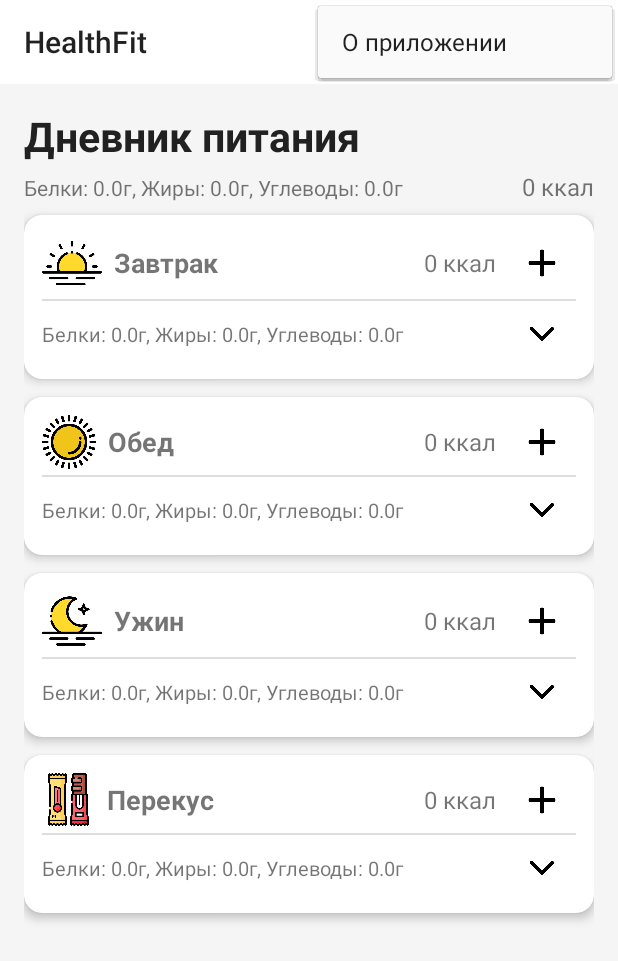
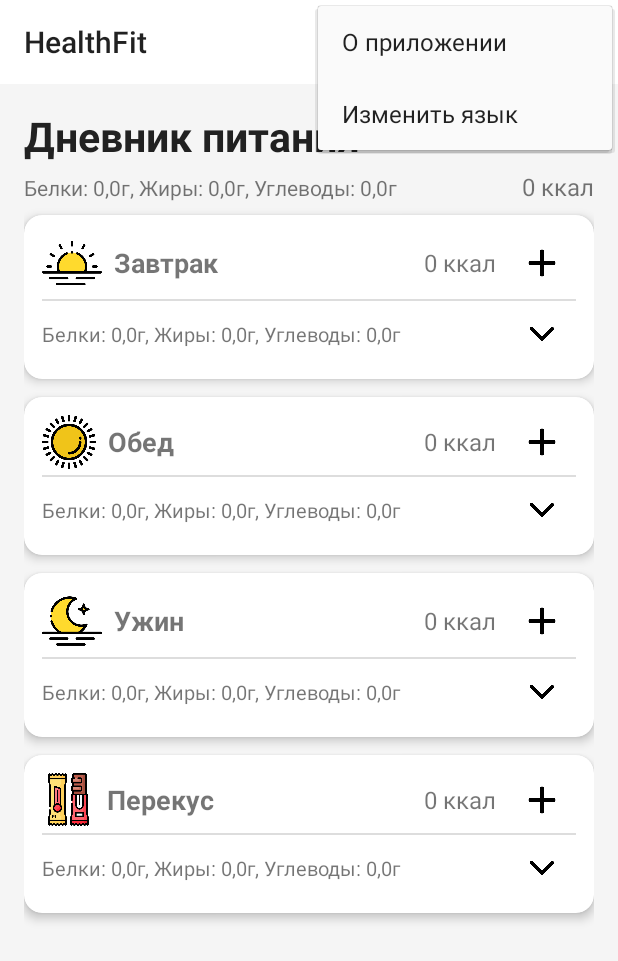
Before and after one commit to pphenomen/health-fit, an Android app built with Jetpack Compose: the DiaryActivity screen opened directly, with no data from a screen before it, with the options menu open, on a phone screen of 412 x 824 dp. Shown: the top 961 px of the screen. Run offline under Robolectric (Android 15) with nearby library versions, the phone set to English and light mode, and no system bars.

Commit message:
ЛР3: локализация и анимация

```diff
--- a/app/src/main/java/com/example/healthfit/DiaryActivity.kt
+++ b/app/src/main/java/com/example/healthfit/DiaryActivity.kt
@@ -1,14 +1,20 @@
 package com.example.healthfit
 
 import android.content.Intent
+import android.content.res.Configuration
 import android.os.Bundle
 import android.text.InputType
+import android.view.Menu
+import android.view.MenuItem
+import android.view.View
+import android.view.animation.AnimationUtils
 import android.widget.*
 import androidx.appcompat.app.AlertDialog
 import androidx.appcompat.app.AppCompatActivity
 import androidx.appcompat.widget.Toolbar
 import androidx.cardview.widget.CardView
-import android.view.View
+import androidx.core.view.isGone
+import java.util.*
 
 class DiaryActivity : AppCompatActivity() {
 
@@ -95,9 +101,15 @@ class DiaryActivity : AppCompatActivity() {
 
     private fun setupToggle(container: LinearLayout, toggleButton: ImageButton) {
         toggleButton.setOnClickListener {
-            if (container.visibility == View.GONE) {
+            if (container.isGone) {
                 container.visibility = View.VISIBLE
                 toggleButton.setImageResource(R.drawable.arrow_up)
+                for (i in 0 until container.childCount) {
+                    val card = container.getChildAt(i)
+                    val animation = AnimationUtils.loadAnimation(this, R.anim.food_card_appear)
+                    animation.startOffset = (i * 50L)
+                    card.startAnimation(animation)
+                }
             } else {
                 container.visibility = View.GONE
                 toggleButton.setImageResource(R.drawable.arrow_down)
@@ -105,15 +117,27 @@ class DiaryActivity : AppCompatActivity() {
         }
     }
 
-    override fun onCreateOptionsMenu(menu: android.view.Menu?): Boolean {
+    override fun onCreateOptionsMenu(menu: Menu?): Boolean {
         menuInflater.inflate(R.menu.main_menu, menu)
         return true
     }
 
-    override fun onOptionsItemSelected(item: android.view.MenuItem): Boolean {
+    override fun onOptionsItemSelected(item: MenuItem): Boolean {
         return when (item.itemId) {
             R.id.menu_about -> {
                 startActivity(Intent(this, AboutActivity::class.java))
+                true
+            }
+            R.id.menu_change_language -> {
+                val locale = if (resources.configuration.locale.language == "ru") {
+                    Locale("en") // Переключаем на английский
+                } else {
+                    Locale("ru") // Переключаем на русский
+                }
+                val config = Configuration(resources.configuration)
+                config.setLocale(locale)
+                resources.updateConfiguration(config, resources.displayMetrics)
+                recreate() // Пересоздаём активность для применения языка
                 true
             }
             else -> super.onOptionsItemSelected(item)
@@ -171,6 +195,9 @@ class DiaryActivity : AppCompatActivity() {
 
         icon.setImageResource(getCategoryIconRes(food.category))
         text.text = getString(R.string.food_card_format, food.name, food.weight, food.calories)
+
+        val animation = AnimationUtils.loadAnimation(this, R.anim.food_card_appear)
+        card.startAnimation(animation)
 
         btnDetails.setOnClickListener { showFoodDetailsDialog(food) }
 
--- a/app/src/main/res/layout/activity_diary.xml
+++ b/app/src/main/res/layout/activity_diary.xml
@@ -31,7 +31,6 @@
                 android:orientation="vertical"
                 android:paddingBottom="8dp">
 
-                <!-- Верхняя строка: Дневник питания и Калории -->
                 <LinearLayout
                     android:layout_width="match_parent"
                     android:layout_height="wrap_content"
@@ -97,7 +96,7 @@
                             android:layout_width="40dp"
                             android:layout_height="40dp"
                             android:layout_marginEnd="8dp"
-                            android:contentDescription="Иконка завтрака"
+                            android:contentDescription="@string/breakfast_icon"
                             android:src="@drawable/breakfast" />
 
                         <TextView
@@ -114,7 +113,7 @@
                             android:layout_width="wrap_content"
                             android:layout_height="wrap_content"
                             android:layout_marginEnd="8dp"
-                            android:text="@string/total_calories_label"
+                            android:text="@string/calories_value"
                             android:textSize="16sp" />
 
                         <ImageButton
@@ -122,7 +121,7 @@
                             android:layout_width="45dp"
                             android:layout_height="36dp"
                             android:background="@null"
-                            android:contentDescription="Добавить продукт"
+                            android:contentDescription="@string/add_product_icon"
                             android:src="@drawable/add"
                             android:scaleType="centerInside" />
                     </LinearLayout>
@@ -144,7 +143,7 @@
 
                         <TextView
                             android:id="@+id/morningKBJU"
-                            android:layout_width="313dp"
+                            android:layout_width="0dp"
                             android:layout_height="wrap_content"
                             android:layout_weight="1"
                             android:text="@string/kbju_format"
@@ -155,7 +154,7 @@
                             android:layout_width="45dp"
                             android:layout_height="28dp"
                             android:background="@null"
-                            android:contentDescription="Раскрыть продукты"
+                            android:contentDescription="@string/arrow_down_icon"
                             android:scaleType="centerInside"
                             android:src="@drawable/arrow_down" />
                     </LinearLayout>
@@ -196,7 +195,7 @@
                             android:layout_width="36dp"
                             android:layout_height="36dp"
                             android:src="@drawable/lunch"
-                            android:contentDescription="Иконка обеда"
+                            android:contentDescription="@string/lunch_icon"
                             android:layout_marginEnd="8dp"/>
 
                         <TextView
@@ -212,7 +211,7 @@
                             android:id="@+id/lunchCalories"
                             android:layout_width="wrap_content"
                             android:layout_height="wrap_content"
-                            android:text="@string/total_calories_label"
+                            android:text="@string/calories_value"
                             android:textSize="16sp"
                             android:layout_marginEnd="8dp"/>
 
@@ -222,7 +221,7 @@
                             android:layout_height="36dp"
                             android:src="@drawable/add"
                             android:background="@null"
-                            android:contentDescription="Добавить продукт"
+                            android:contentDescription="@string/add_product_icon"
                             android:scaleType="centerInside" />
                     </LinearLayout>
 
@@ -255,7 +254,7 @@
                             android:layout_height="28dp"
                             android:src="@drawable/arrow_down"
                             android:background="@null"
-                            android:contentDescription="Раскрыть продукты"
+                            android:contentDescription="@string/arrow_down_icon"
                             android:scaleType="centerInside" />
                     </LinearLayout>
 
@@ -294,7 +293,7 @@
                             android:layout_width="40dp"
                             android:layout_height="40dp"
                             android:src="@drawable/dinner"
-                            android:contentDescription="Иконка ужина"
+                            android:contentDescription="@string/dinner_icon"
                             android:layout_marginEnd="8dp"/>
 
                         <TextView
@@ -310,7 +309,7 @@
                             android:id="@+id/dinnerCalories"
                             android:layout_width="wrap_content"
                             android:layout_height="wrap_content"
-                            android:text="@string/total_calories_label"
+                            android:text="@string/calories_value"
                             android:textSize="16sp"
                             android:layout_marginEnd="8dp"/>
 
@@ -320,7 +319,7 @@
                             android:layout_height="36dp"
                             android:src="@drawable/add"
                             android:background="@null"
-                            android:contentDescription="Добавить продукт"
+                            android:contentDescription="@string/add_product_icon"
                             android:scaleType="centerInside" />
                     </LinearLayout>
 
@@ -341,7 +340,7 @@
 
                         <TextView
                             android:id="@+id/dinnerKBJU"
-                            android:layout_width="296dp"
+                            android:layout_width="0dp"
                             android:layout_height="wrap_content"
                             android:layout_weight="1"
                             android:text="@string/kbju_format"
@@ -352,7 +351,7 @@
                             android:layout_width="45dp"
                             android:layout_height="28dp"
                             android:background="@null"
-                            android:contentDescription="Раскрыть продукты"
+                            android:contentDescription="@string/arrow_down_icon"
                             android:scaleType="centerInside"
                             android:src="@drawable/arrow_down" />
                     </LinearLayout>
@@ -393,7 +392,7 @@
                             android:layout_width="35dp"
                             android:layout_height="35dp"
                             android:src="@drawable/snack"
-                            android:contentDescription="Иконка перекуса"
+                            android:contentDescription="@string/snack_icon"
                             android:layout_marginEnd="8dp"/>
 
                         <TextView
@@ -409,7 +408,7 @@
                             android:id="@+id/snackCalories"
                             android:layout_width="wrap_content"
                             android:layout_height="wrap_content"
-                            android:text="@string/total_calories_label"
+                            android:text="@string/calories_value"
                             android:textSize="16sp"
                             android:layout_marginEnd="8dp"/>
 
@@ -419,7 +418,7 @@
                             android:layout_height="36dp"
                             android:src="@drawable/add"
                             android:background="@null"
-                            android:contentDescription="Добавить продукт"
+                            android:contentDescription="@string/add_product_icon"
                             android:scaleType="centerInside" />
                     </LinearLayout>
 
@@ -452,7 +451,7 @@
                             android:layout_height="28dp"
                             android:src="@drawable/arrow_down"
                             android:background="@null"
-                            android:contentDescription="Раскрыть продукты"
+                            android:contentDescription="@string/arrow_down_icon"
                             android:scaleType="centerInside" />
                     </LinearLayout>
 
--- a/app/src/main/res/menu/main_menu.xml
+++ b/app/src/main/res/menu/main_menu.xml
@@ -1,5 +1,8 @@
 <menu xmlns:android="http://schemas.android.com/apk/res/android">
     <item
         android:id="@+id/menu_about"
-        android:title="О приложении" />
+        android:title="@string/about_title" />
+    <item
+        android:id="@+id/menu_change_language"
+        android:title="@string/change_language" />
 </menu>
--- a/app/src/main/res/values/strings.xml
+++ b/app/src/main/res/values/strings.xml
@@ -11,7 +11,6 @@
     <string name="dinner_title">Ужин</string>
     <string name="snack_title">Перекус</string>
     <string name="calories_label">Калории: %d</string>
-    <string name="total_calories_label"></string>
     <string name="calories_value">%d ккал</string>
     <string name="kbju_format">Белки: %.1fг, Жиры: %.1fг, Углеводы: %.1fг</string>
     <string name="food_weight">%d г</string>
@@ -31,4 +30,12 @@
     <string name="dialog_close">Закрыть</string>
     <string name="food_added_toast">Продукт добавлен</string>
     <string name="food_card_format">%s (%d г) — %d ккал</string>
+    <string name="change_language">Изменить язык</string>
+    <string name="breakfast_icon">Иконка завтрака</string>
+    <string name="add_product_icon">Добавить продукт</string>
+    <string name="arrow_down_icon">Раскрыть продукты</string>
+    <string name="lunch_icon">Иконка обеда</string>
+    <string name="dinner_icon">Иконка ужина</string>
+    <string name="snack_icon">Иконка перекуса</string>
+
 </resources>
```
Also changed, not shown: app/src/main/res/anim/food_card_appear.xml (added, +11 -0 lines), 1 other file.
